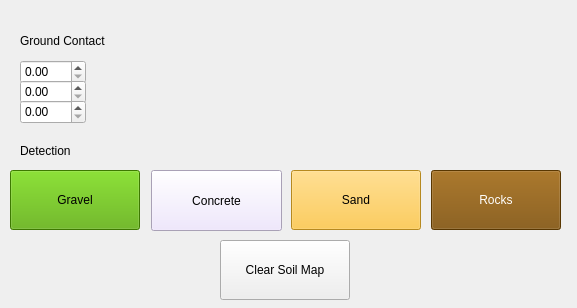
dfki-ric/traversability_generator3d, file scripts/widget.ui: the form before one commit.
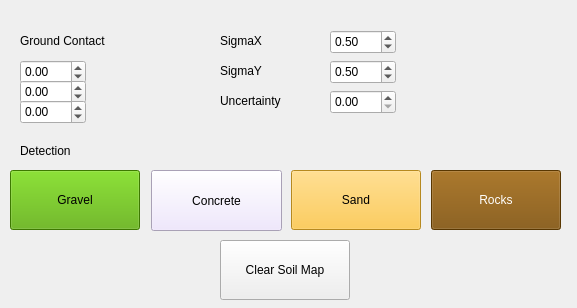
The form after the commit.

```diff
--- a/scripts/widget.ui
+++ b/scripts/widget.ui
@@ -1872,6 +1872,9 @@
      <height>24</height>
     </rect>
    </property>
+   <property name="minimum">
+    <double>-99.000000000000000</double>
+   </property>
   </widget>
   <widget class="QDoubleSpinBox" name="center_y">
    <property name="enabled">
@@ -1885,6 +1888,9 @@
      <height>24</height>
     </rect>
    </property>
+   <property name="minimum">
+    <double>-99.000000000000000</double>
+   </property>
   </widget>
   <widget class="QDoubleSpinBox" name="center_z">
    <property name="enabled">
@@ -1898,6 +1904,9 @@
      <height>24</height>
     </rect>
    </property>
+   <property name="minimum">
+    <double>-99.000000000000000</double>
+   </property>
   </widget>
   <widget class="QLabel" name="label_2">
    <property name="geometry">
@@ -1947,6 +1956,93 @@
     <string>Detection</string>
    </property>
   </widget>
+  <widget class="QDoubleSpinBox" name="sigma_x">
+   <property name="enabled">
+    <bool>true</bool>
+   </property>
+   <property name="geometry">
+    <rect>
+     <x>330</x>
+     <y>30</y>
+     <width>66</width>
+     <height>24</height>
+    </rect>
+   </property>
+   <property name="value">
+    <double>0.500000000000000</double>
+   </property>
+  </widget>
+  <widget class="QLabel" name="label_4">
+   <property name="geometry">
+    <rect>
+     <x>220</x>
+     <y>30</y>
+     <width>111</width>
+     <height>21</height>
+    </rect>
+   </property>
+   <property name="text">
+    <string>SigmaX</string>
+   </property>
+  </widget>
+  <widget class="QLabel" name="label_5">
+   <property name="geometry">
+    <rect>
+     <x>220</x>
+     <y>60</y>
+     <width>111</width>
+     <height>21</height>
+    </rect>
+   </property>
+   <property name="text">
+    <string>SigmaY</string>
+   </property>
+  </widget>
+  <widget class="QDoubleSpinBox" name="sigma_y">
+   <property name="enabled">
+    <bool>true</bool>
+   </property>
+   <property name="geometry">
+    <rect>
+     <x>330</x>
+     <y>60</y>
+     <width>66</width>
+     <height>24</height>
+    </rect>
+   </property>
+   <property name="value">
+    <double>0.500000000000000</double>
+   </property>
+  </widget>
+  <widget class="QLabel" name="label_6">
+   <property name="geometry">
+    <rect>
+     <x>220</x>
+     <y>90</y>
+     <width>111</width>
+     <height>21</height>
+    </rect>
+   </property>
+   <property name="text">
+    <string>Uncertainty</string>
+   </property>
+  </widget>
+  <widget class="QDoubleSpinBox" name="uncertainty">
+   <property name="enabled">
+    <bool>true</bool>
+   </property>
+   <property name="geometry">
+    <rect>
+     <x>330</x>
+     <y>90</y>
+     <width>66</width>
+     <height>24</height>
+    </rect>
+   </property>
+   <property name="maximum">
+    <double>1.000000000000000</double>
+   </property>
+  </widget>
  </widget>
  <resources/>
  <connections/>
```
